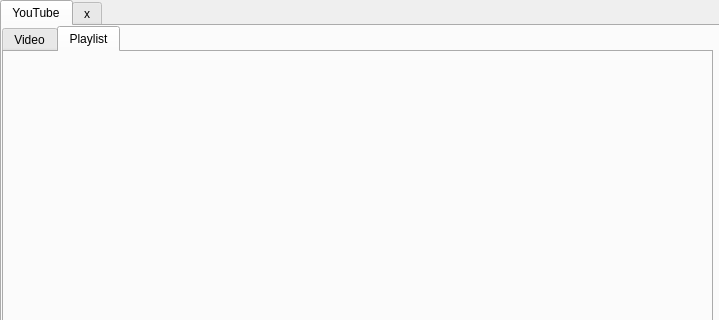
First picture: the form in youtubedl/ui/qt.ui, repository python-20/video-downloader, before the edit; both pictures show x 0 to 719 and y 0 to 320 of the 719 by 478 pixel window.
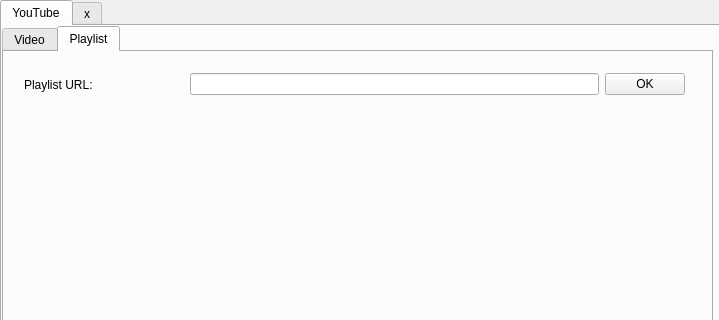
Second picture: the form after the edit. The open tabs and pages were chosen to show the change. Icons and pictures are not drawn.

Commit message: add basic playlist controls

Diff of the .ui file:
```diff
--- a/youtubedl/ui/qt.ui
+++ b/youtubedl/ui/qt.ui
@@ -451,6 +451,59 @@
        <attribute name="title">
         <string>Playlist</string>
        </attribute>
+       <widget class="QWidget" name="layoutWidget">
+        <property name="geometry">
+         <rect>
+          <x>20</x>
+          <y>20</y>
+          <width>661</width>
+          <height>25</height>
+         </rect>
+        </property>
+        <layout class="QHBoxLayout" name="horizontalLayout_5">
+         <item>
+          <widget class="QLabel" name="labelPlaylistURL">
+           <property name="sizePolicy">
+            <sizepolicy hsizetype="Fixed" vsizetype="Preferred">
+             <horstretch>0</horstretch>
+             <verstretch>0</verstretch>
+            </sizepolicy>
+           </property>
+           <property name="minimumSize">
+            <size>
+             <width>160</width>
+             <height>0</height>
+            </size>
+           </property>
+           <property name="text">
+            <string>Playlist URL:</string>
+           </property>
+           <property name="textFormat">
+            <enum>Qt::PlainText</enum>
+           </property>
+           <property name="wordWrap">
+            <bool>true</bool>
+           </property>
+          </widget>
+         </item>
+         <item>
+          <widget class="QLineEdit" name="lineEditPlaylistURL"/>
+         </item>
+         <item>
+          <widget class="QPushButton" name="btnOK_playlist">
+           <property name="sizePolicy">
+            <sizepolicy hsizetype="Fixed" vsizetype="Fixed">
+             <horstretch>0</horstretch>
+             <verstretch>0</verstretch>
+            </sizepolicy>
+           </property>
+           <property name="text">
+            <string>OK</string>
+           </property>
+          </widget>
+         </item>
+        </layout>
+       </widget>
       </widget>
      </widget>
     </widget>
```
Left out of the diff: 4 changed lines with no effect on the pictures. The commit also changes 2 other files.
